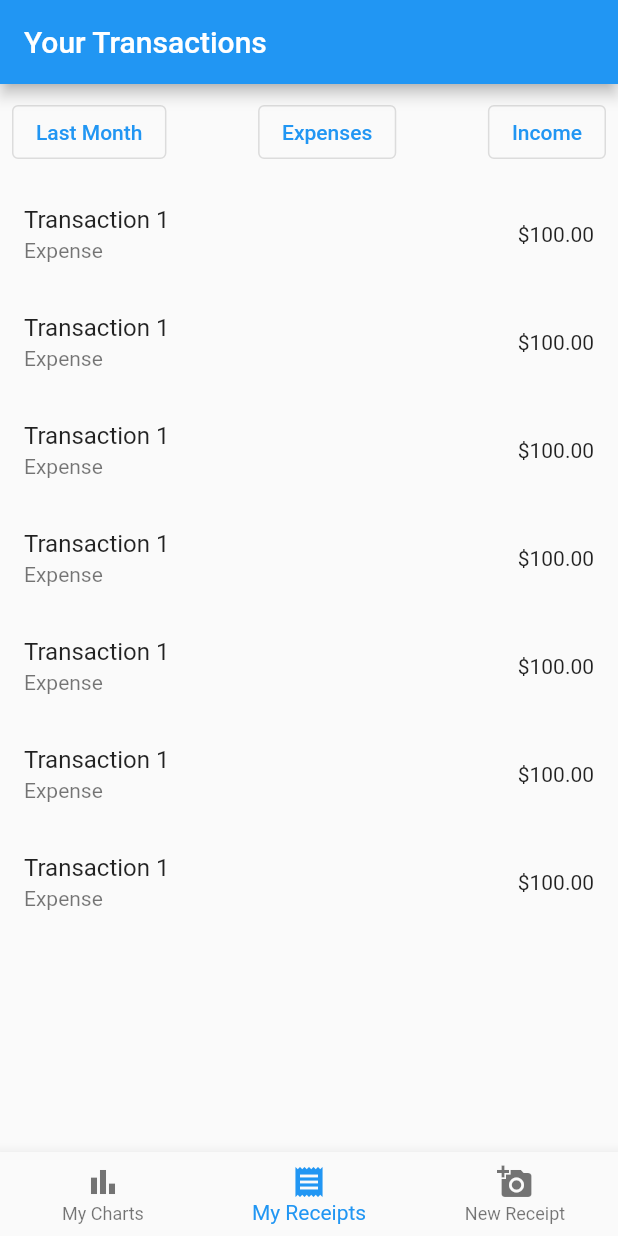
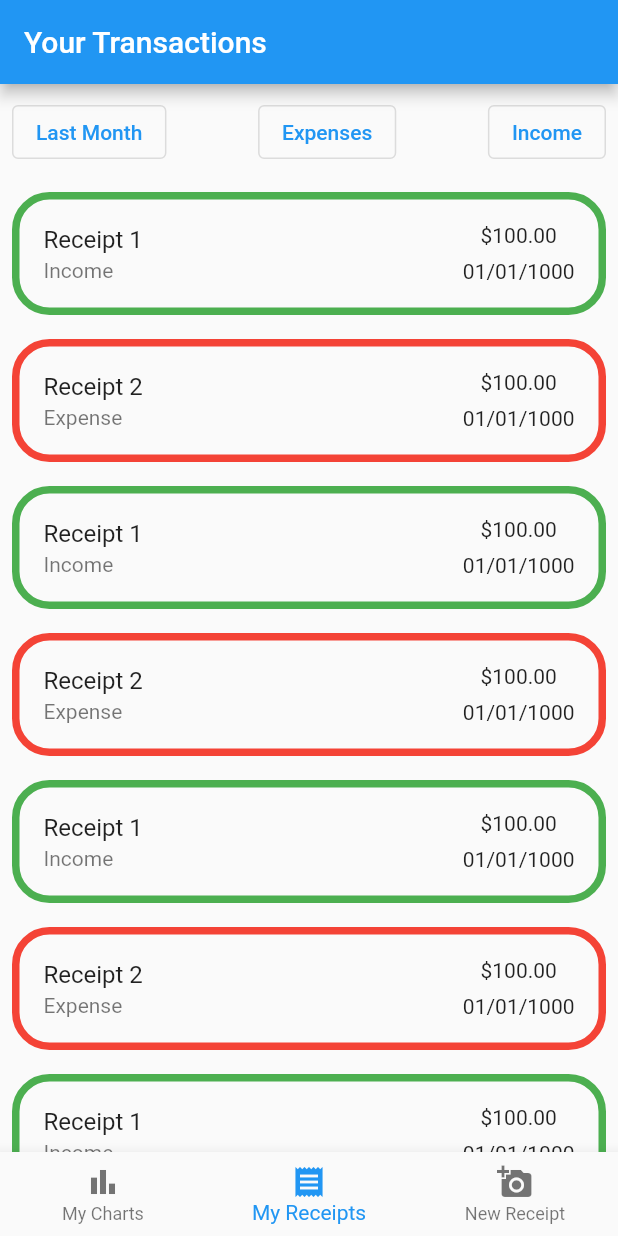
Before and after one commit to jskplf/spending_tracker_client, a Flutter app: the screen it shows after launch, on a phone screen of 412 x 824 dp. Run offline on Flutter 3.47's test engine with Material 2 defaults, Android fonts, the phone set to English and light mode, and no system bars; our stand-ins replace file_picker; missing offline and left inert: text_to_speech.

Commit message:
Transaction tiles now have colors depending on if they  contain anexpense or a source of income

````diff
--- a/lib/views/transaction_view.dart
+++ b/lib/views/transaction_view.dart
@@ -11,23 +11,91 @@ class TransactionView extends StatefulWidget {
 }
 
 class _TransactionViewState extends State<TransactionView> {
+  final List transactions = [
+    {
+      'description': 'Receipt 1',
+      'transaction_category': 'Income',
+      'amount': '\$100.00',
+      'date': '01/01/1000',
+      'items': [
+        {
+          'name': 'Sandwich',
+          'amount': 2.50,
+        }
+      ],
+    },
+    {
+      'description': 'Receipt 2',
+      'transaction_category': 'Expense',
+      'amount': '\$100.00',
+      'date': '01/01/1000',
+      'items': [
+        {
+          'name': 'Sandwich',
+          'amount': 2.50,
+        }
+      ],
+    },
+  ];
   @override
   Widget build(BuildContext context) {
-    return InteractiveViewer(
-      child: BaseScaffold(
-        footer: const [
-          ChartsButton(),
-          CameraButton(),
+    return BaseScaffold(
+      title: 'Your Transactions',
+      body: Column(
+        children: [
+          const Center(
+            child: TransactionFiltersBar(),
+          ),
+
+          /// Display all of the users transactions
+          TransactionListView(
+            transactions: transactions,
+          )
         ],
-        title: 'Your Transactions',
-        body: Column(
-          children: const [
-            Center(
-              child: TransactionFiltersBar(),
-            ),
+      ),
+    );
+  }
+}
 
-            /// Display all of the users transactions
-            TransactionListView()
+class TransactionListView extends StatelessWidget {
+  /// Displays a list of transactions
+  /// These transactions are filterable by Income, Expense and Previous Month
+  /// When a tile is clicked the user is taken to an edit screen for that receipt
+
+  const TransactionListView({
+    required this.transactions,
+    Key? key,
+  }) : super(key: key);
+
+  final transactions;
+
+  @override
+  Widget build(BuildContext context) {
+    return Flexible(
+      child: Scrollbar(
+        child: ListView(
+          shrinkWrap: true,
+          children: [
+            ReadableTile(transaction: transactions[0]),
+            ReadableTile(transaction: transactions[1]),
+            ReadableTile(transaction: transactions[0]),
+            ReadableTile(transaction: transactions[1]),
+            ReadableTile(transaction: transactions[0]),
+            ReadableTile(transaction: transactions[1]),
+            ReadableTile(transaction: transactions[0]),
+            ReadableTile(transaction: transactions[1]),
+            ReadableTile(transaction: transactions[0]),
+            ReadableTile(transaction: transactions[1]),
+            ReadableTile(transaction: transactions[0]),
+            ReadableTile(transaction: transactions[1]),
+            ReadableTile(transaction: transactions[0]),
+            ReadableTile(transaction: transactions[1]),
+            ReadableTile(transaction: transactions[0]),
+            ReadableTile(transaction: transactions[1]),
+            ReadableTile(transaction: transactions[0]),
+            ReadableTile(transaction: transactions[1]),
+            ReadableTile(transaction: transactions[0]),
+            ReadableTile(transaction: transactions[1]),
           ],
         ),
       ),
@@ -35,85 +103,53 @@ class _TransactionViewState extends State<TransactionView> {
   }
 }
 
-class ChartsButton extends StatelessWidget {
-  const ChartsButton({Key? key}) : super(key: key);
+class ReadableTile extends StatelessWidget {
+  const ReadableTile({
+    Key? key,
+    required this.transaction,
+  }) : super(key: key);
 
-  /// A button that when clicked sends the user to the ChartsView Screen
+  final transaction;
 
   @override
   Widget build(BuildContext context) {
-    return IconButton(
-      onPressed: () {},
-      icon: const Icon(Icons.compare_arrows),
-    );
-  }
-}
+    return Padding(
+      padding: const EdgeInsets.all(
+        8.0,
+      ),
+      child: Container(
+        decoration: BoxDecoration(
+          borderRadius: BorderRadius.circular(25.0),
+          border: Border.all(
+              width: 5.0,
 
-class CameraButton extends StatelessWidget {
-  /// A Button that when clicked sends the user to the ImageLoaderScreen
-  const CameraButton({
-    Key? key,
-  }) : super(key: key);
-
-  @override
-  Widget build(BuildContext context) {
-    return IconButton(
-      icon: const Icon(Icons.camera),
-      onPressed: () {
-        Navigator.pushNamed(context, '/camera');
-      },
-    );
-  }
-}
-
-class TransactionListView extends StatelessWidget {
-  /// Displays a list of transactions
-  /// These transactions are filterable by Income, Expense and Previous Month
-  const TransactionListView({
-    Key? key,
-  }) : super(key: key);
-
-  @override
-  Widget build(BuildContext context) {
-    return ListView(
-      shrinkWrap: true,
-      children: const [
-        ListTile(
-          title: Readable(text: 'Transaction 1'),
-          subtitle: Readable(text: 'Expense'),
-          trailing: Readable(text: "\$100.00"),
+              /// Change the color of the transaction tile's border depending on
+              /// the type transaction this is
+              /// ```mermaid
+              /// flowChart
+              /// Expense --> Red
+              /// Income --> Green
+              /// ```
+              color: transaction['transaction_category'] == 'Expense'
+                  ? Colors.red
+                  : Colors.green),
         ),
-        ListTile(
-          title: Readable(text: 'Transaction 1'),
-          subtitle: Readable(text: 'Expense'),
-          trailing: Readable(text: "\$100.00"),
+        child: ListTile(
+          title: Readable(text: transaction['description']!),
+          subtitle: Readable(text: transaction['transaction_category']!),
+          trailing: Column(
+            mainAxisAlignment: MainAxisAlignment.spaceEvenly,
+            children: [
+              Readable(text: transaction['amount']!),
+              Readable(text: transaction['date']!)
+            ],
+          ),
+          onTap: () {
+            print(
+                'Going to the edit screen of Receipt number ${transaction['description']}');
+          },
         ),
-        ListTile(
-          title: Readable(text: 'Transaction 1'),
-          subtitle: Readable(text: 'Expense'),
-          trailing: Readable(text: "\$100.00"),
-        ),
-        ListTile(
-          title: Readable(text: 'Transaction 1'),
-          subtitle: Readable(text: 'Expense'),
-          trailing: Readable(text: "\$100.00"),
-        ),
-        ListTile(
-          title: Readable(text: 'Transaction 1'),
-          subtitle: Readable(text: 'Expense'),
-          trailing: Readable(text: "\$100.00"),
-        ),
-        ListTile(
-          title: Readable(text: 'Transaction 1'),
-          subtitle: Readable(text: 'Expense'),
-          trailing: Readable(text: "\$100.00"),
-        ),
-        ListTile(
-          title: Readable(text: 'Transaction 1'),
-          subtitle: Readable(text: 'Expense'),
-          trailing: Readable(text: "\$100.00"),
-        ),
-      ],
+      ),
     );
   }
 }
````
